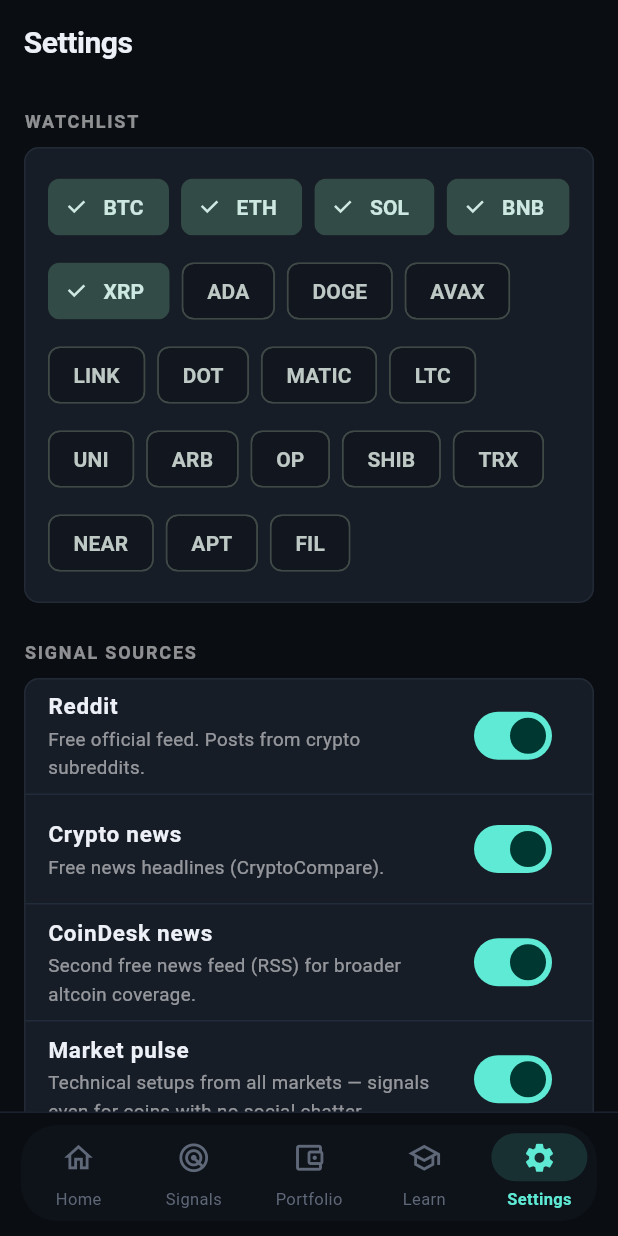
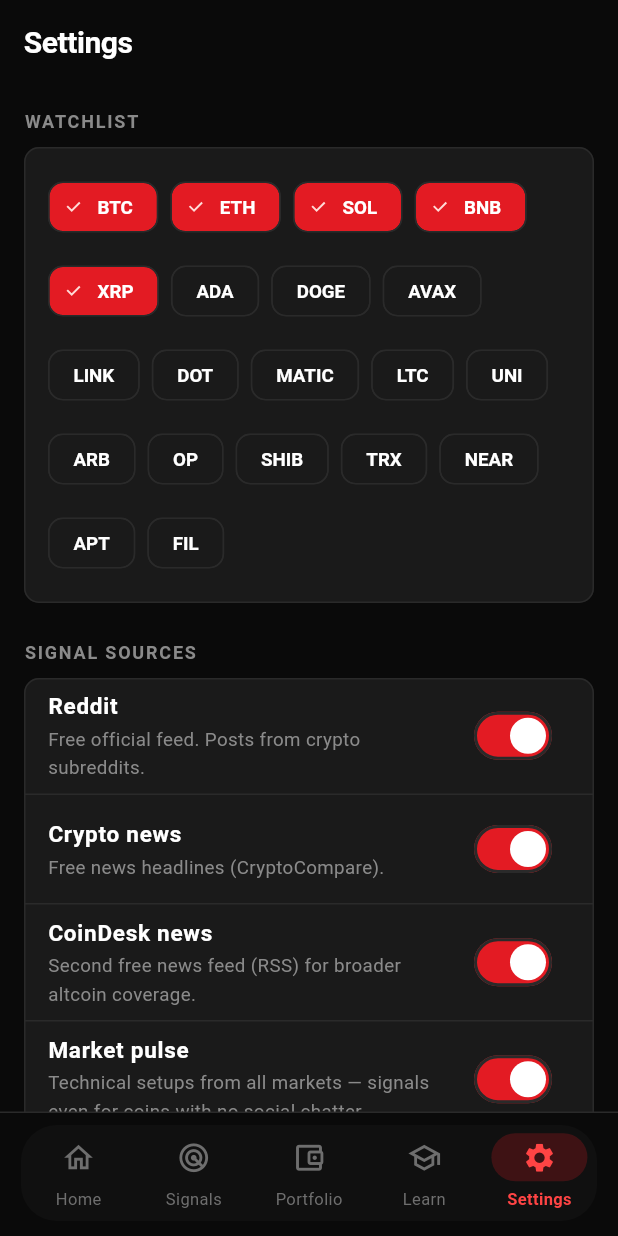
Before and after one commit to lumeierecollection-blip/tradeapp, a Flutter app: the screen it shows after launch, item 5 of the bottom bar chosen, on a phone screen of 412 x 824 dp. Run offline on Flutter 3.47's test engine with Material 3 defaults, Android fonts, the phone set to English and light mode, and no system bars; our stand-ins replace firebase_core, firebase_messaging, flutter_local_notifications, shared_preferences, timezone; missing offline and left inert: workmanager; accounts and stored records are empty; network calls fail; statements that could not run were skipped.

Commit message:
Apply red and black theme across the app
Replaces the teal-on-navy palette with a red/black scheme driven entirely
from AppTheme, so screens stop carrying their own colour literals.

Palette:
- Surfaces run #0A0A0A (scaffold) through #1A1A1A (cards) with #2A2A2A rules.
- brandRed #E31B23 is the fill for buttons, chips and the nav indicator,
  always with white on top. It is too dark to read as type on black
  (4.19:1), so accent #FF4444 (5.8:1 on the scaffold) carries all red text,
  icons and active states instead.
- SELL and losses take the theme red; BUY and profit keep green. Separating
  the two by red-on-red alone is unreadable, and colour-blind users lose the
  distinction entirely.

Also themes the controls that previously fell back to Material defaults
(switches, checkboxes, radios, sliders, chips, dialogs, sheets, list tiles,
text buttons) and the platform chrome, so the Android splash and the web
shell open on #0A0A0A instead of flashing white.

Every remaining hardcoded colour in lib/ui is now a named AppTheme constant;
the only literal left is a black drop shadow. Verified with flutter analyze
(clean) and flutter test (11 passing).

Co-Authored-By: Claude Opus 5 <noreply@anthropic.com>
Claude-Session: https://claude.ai/code/session_01RXGDnvSWW9rthgJLzKUcGa

```diff
--- a/signal_aggregator/lib/ui/app_shell.dart
+++ b/signal_aggregator/lib/ui/app_shell.dart
@@ -5,6 +5,7 @@ import 'screens/learn_screen.dart';
 import 'screens/portfolio_screen.dart';
 import 'screens/settings_screen.dart';
 import 'screens/signals_screen.dart';
+import 'theme.dart';
 
 class AppShell extends StatefulWidget {
   const AppShell({super.key});
@@ -32,7 +33,7 @@ class _AppShellState extends State<AppShell> {
       body: IndexedStack(index: _index, children: pages),
       bottomNavigationBar: Container(
         decoration: const BoxDecoration(
-          border: Border(top: BorderSide(color: Color(0xFF1B2330))),
+          border: Border(top: BorderSide(color: AppTheme.line)),
         ),
         child: Padding(
           padding: const EdgeInsets.fromLTRB(14, 8, 14, 10),
@@ -41,7 +42,7 @@ class _AppShellState extends State<AppShell> {
             child: NavigationBar(
               selectedIndex: _index,
               onDestinationSelected: _changeTab,
-              backgroundColor: const Color(0xFF0E1219),
+              backgroundColor: AppTheme.surfaceDeep,
               destinations: const [
                 NavigationDestination(icon: Icon(Icons.home_outlined), selectedIcon: Icon(Icons.home), label: 'Home'),
                 NavigationDestination(icon: Icon(Icons.radar_outlined), selectedIcon: Icon(Icons.radar), label: 'Signals'),
--- a/signal_aggregator/lib/ui/screens/learn_screen.dart
+++ b/signal_aggregator/lib/ui/screens/learn_screen.dart
@@ -1,4 +1,6 @@
 import 'package:flutter/material.dart';
+
+import '../theme.dart';
 
 class LearnScreen extends StatelessWidget {
   const LearnScreen({super.key});
@@ -107,7 +109,7 @@ class LearnScreen extends StatelessWidget {
             padding: EdgeInsets.only(bottom: 16),
             child: Text(
               'Everything in simple language. Read a few before your first trade.',
-              style: TextStyle(fontSize: 14, color: Colors.white54),
+              style: TextStyle(fontSize: 14, color: AppTheme.textDim),
             ),
           ),
           for (final lesson in _lessons)
@@ -126,7 +128,7 @@ class LearnScreen extends StatelessWidget {
                   children: [
                     Text(
                       lesson.body,
-                      style: const TextStyle(fontSize: 14, color: Color(0xFFC3CAD6), height: 1.55),
+                      style: const TextStyle(fontSize: 14, color: AppTheme.textBody, height: 1.55),
                     ),
                   ],
                 ),
--- a/signal_aggregator/lib/ui/screens/settings_screen.dart
+++ b/signal_aggregator/lib/ui/screens/settings_screen.dart
@@ -83,28 +83,28 @@ class _SettingsScreenState extends State<SettingsScreen> {
                   value: appState.sourcesEnabled['reddit'] ?? true,
                   onChanged: (v) => appState.setSourceEnabled('reddit', v),
                 ),
-                const Divider(height: 1, color: Color(0xFF222B3A)),
+                const Divider(height: 1, color: AppTheme.line),
                 _SourceTile(
                   title: 'Crypto news',
                   subtitle: 'Free news headlines (CryptoCompare).',
                   value: appState.sourcesEnabled['news'] ?? true,
                   onChanged: (v) => appState.setSourceEnabled('news', v),
                 ),
-                const Divider(height: 1, color: Color(0xFF222B3A)),
+                const Divider(height: 1, color: AppTheme.line),
                 _SourceTile(
                   title: 'CoinDesk news',
                   subtitle: 'Second free news feed (RSS) for broader altcoin coverage.',
                   value: appState.sourcesEnabled['rss'] ?? true,
                   onChanged: (v) => appState.setSourceEnabled('rss', v),
                 ),
-                const Divider(height: 1, color: Color(0xFF222B3A)),
+                const Divider(height: 1, color: AppTheme.line),
                 _SourceTile(
                   title: 'Market pulse',
                   subtitle: 'Technical setups from all markets — signals even for coins with no social chatter.',
                   value: appState.sourcesEnabled['pulse'] ?? true,
                   onChanged: (v) => appState.setSourceEnabled('pulse', v),
                 ),
-                const Divider(height: 1, color: Color(0xFF222B3A)),
+                const Divider(height: 1, color: AppTheme.line),
                 _SourceTile(
                   title: 'Telegram channels',
                   subtitle: 'Public channels only. No private groups or encrypted chats.',
@@ -129,7 +129,7 @@ class _SettingsScreenState extends State<SettingsScreen> {
                   value: appState.cloudEnabled,
                   onChanged: appState.setCloudEnabled,
                 ),
-                const Divider(height: 1, color: Color(0xFF222B3A)),
+                const Divider(height: 1, color: AppTheme.line),
                 Padding(
                   padding: const EdgeInsets.all(16),
                   child: Column(
@@ -137,7 +137,7 @@ class _SettingsScreenState extends State<SettingsScreen> {
                     children: [
                       const Text(
                         'Backend URL (from your deployed cloud backend):',
-                        style: TextStyle(fontSize: 13, color: Colors.white54),
+                        style: TextStyle(fontSize: 13, color: AppTheme.textDim),
                       ),
                       const SizedBox(height: 12),
                       TextField(
@@ -178,7 +178,7 @@ class _SettingsScreenState extends State<SettingsScreen> {
                 children: [
                   const Text(
                     'Public channel usernames, comma separated. Only channels that show a public preview at t.me/NAME work.',
-                    style: TextStyle(fontSize: 13, color: Colors.white54, height: 1.4),
+                    style: TextStyle(fontSize: 13, color: AppTheme.textDim, height: 1.4),
                   ),
                   const SizedBox(height: 12),
                   TextField(
@@ -230,7 +230,7 @@ class _SettingsScreenState extends State<SettingsScreen> {
                 children: [
                   Row(
                     children: [
-                      const Icon(Icons.notifications_active, size: 18, color: Colors.white70),
+                      const Icon(Icons.notifications_active, size: 18, color: AppTheme.textBody),
                       const SizedBox(width: 8),
                       Text(
                         'Cloud push alerts',
@@ -241,7 +241,7 @@ class _SettingsScreenState extends State<SettingsScreen> {
                   const SizedBox(height: 8),
                   Text(
                     _pushStatusText(appState),
-                    style: const TextStyle(fontSize: 12.5, color: Colors.white54, height: 1.4),
+                    style: const TextStyle(fontSize: 12.5, color: AppTheme.textDim, height: 1.4),
                   ),
                 ],
               ),
@@ -263,7 +263,7 @@ class _SettingsScreenState extends State<SettingsScreen> {
                   const SizedBox(height: 4),
                   const Text(
                     'Reset paper balance to start over. This does not touch your real money.',
-                    style: TextStyle(fontSize: 13, color: Colors.white54),
+                    style: TextStyle(fontSize: 13, color: AppTheme.textDim),
                   ),
                   const SizedBox(height: 12),
                   Row(
@@ -335,7 +335,7 @@ class _SettingsScreenState extends State<SettingsScreen> {
                   const SizedBox(height: 10),
                   const Text(
                     'Warning: at \$5 size, a single trade fee (~0.1%) is small, but losses are real. Never trade money you cannot afford to lose.',
-                    style: TextStyle(fontSize: 13, color: Color(0xFFF0C9C9), height: 1.4),
+                    style: TextStyle(fontSize: 13, color: AppTheme.accent2, height: 1.4),
                   ),
                 ],
               ),
@@ -357,7 +357,7 @@ class _SettingsScreenState extends State<SettingsScreen> {
                   const SizedBox(height: 8),
                   const Text(
                     'This app aggregates public posts and news, then checks them against live market data. It is an educational tool, not financial advice. No prediction is guaranteed.',
-                    style: TextStyle(fontSize: 13, color: Colors.white54, height: 1.5),
+                    style: TextStyle(fontSize: 13, color: AppTheme.textDim, height: 1.5),
                   ),
                   const SizedBox(height: 12),
                   TextButton.icon(
@@ -405,7 +405,7 @@ class _SettingsScreenState extends State<SettingsScreen> {
             ),
             const SizedBox(width: 10),
             Expanded(
-              child: Text(text, style: const TextStyle(fontSize: 13.5, color: Color(0xFFC3CAD6), height: 1.5)),
+              child: Text(text, style: const TextStyle(fontSize: 13.5, color: AppTheme.textBody, height: 1.5)),
             ),
           ],
         ),
@@ -420,7 +420,7 @@ class _SectionLabel extends StatelessWidget {
   Widget build(BuildContext context) {
     return Text(
       text.toUpperCase(),
-      style: const TextStyle(fontSize: 12, letterSpacing: 1.2, fontWeight: FontWeight.w700, color: Colors.white54),
+      style: const TextStyle(fontSize: 12, letterSpacing: 1.2, fontWeight: FontWeight.w700, color: AppTheme.textDim),
     );
   }
 }
@@ -442,7 +442,7 @@ class _SourceTile extends StatelessWidget {
   Widget build(BuildContext context) {
     return SwitchListTile(
       title: Text(title, style: const TextStyle(fontSize: 15, fontWeight: FontWeight.w700)),
-      subtitle: Text(subtitle, style: const TextStyle(fontSize: 12.5, color: Colors.white54)),
+      subtitle: Text(subtitle, style: const TextStyle(fontSize: 12.5, color: AppTheme.textDim)),
       value: value,
       onChanged: onChanged,
     );
--- a/signal_aggregator/lib/ui/screens/signal_detail_screen.dart
+++ b/signal_aggregator/lib/ui/screens/signal_detail_screen.dart
@@ -178,7 +178,7 @@ class _SignalDetailScreenState extends State<SignalDetailScreen> {
               onPressed: () => _openPaperTrade(context, vs),
               style: FilledButton.styleFrom(
                 backgroundColor: AppTheme.buy,
-                foregroundColor: const Color(0xFF06210F),
+                foregroundColor: AppTheme.bg,
               ),
               icon: const Icon(Icons.play_arrow),
               label: const Text('Paper trade this signal'),
--- a/signal_aggregator/lib/ui/screens/signals_screen.dart
+++ b/signal_aggregator/lib/ui/screens/signals_screen.dart
@@ -76,9 +76,9 @@ class _SignalsScreenState extends State<SignalsScreen> {
                     labelStyle: TextStyle(
                       fontSize: 12.5,
                       fontWeight: FontWeight.w600,
-                      color: selected ? AppTheme.bg : AppTheme.textSecondary,
+                      color: selected ? AppTheme.onAccent : AppTheme.textSecondary,
                     ),
-                    selectedColor: AppTheme.accent,
+                    selectedColor: AppTheme.brandRed,
                     backgroundColor: AppTheme.surfaceAlt,
                     side: const BorderSide(color: AppTheme.line),
                   );
--- a/signal_aggregator/lib/ui/theme.dart
+++ b/signal_aggregator/lib/ui/theme.dart
@@ -3,38 +3,78 @@ import 'package:flutter/material.dart';
 import '../models/validated_signal.dart';
 
 class AppTheme {
-  // Palette — warm dark, low noise.
-  static const Color bg = Color(0xFF0A0D12);
-  static const Color surface = Color(0xFF12161E);
-  static const Color surfaceAlt = Color(0xFF171D27);
-  static const Color line = Color(0xFF222A36);
+  // ---------------------------------------------------------------------
+  // Palette — red & black. Every colour used by the UI lives here; widgets
+  // should reference these constants (or Theme.of(context)) rather than
+  // hard-coding literals.
+  // ---------------------------------------------------------------------
 
-  static const Color textPrimary = Color(0xFFEDF1F7);
-  static const Color textSecondary = Color(0xFF97A1B3);
-  static const Color textMuted = Color(0xFF5F6878);
+  // Surfaces, darkest to lightest.
+  static const Color bg = Color(0xFF0A0A0A);
+  static const Color surfaceDeep = Color(0xFF101010);
+  static const Color surface = Color(0xFF141414);
+  static const Color surfaceAlt = Color(0xFF1A1A1A);
+  static const Color surfaceRaised = Color(0xFF202020);
+  static const Color line = Color(0xFF2A2A2A);
 
-  static const Color accent = Color(0xFF5EEAD4);
-  static const Color accentSoft = Color(0xFF2DD4BF);
-  static const Color accent2 = Color(0xFF38BDF8);
-  static const Color buy = Color(0xFF34D399);
-  static const Color sell = Color(0xFFFB7185);
-  static const Color warn = Color(0xFFFBBF24);
+  /// Neutral fill behind progress bars and gauges.
+  static const Color track = Color(0xFF262626);
+
+  // Text, brightest to dimmest.
+  static const Color textPrimary = Color(0xFFFFFFFF);
+  static const Color textBody = Color(0xFFD5D5D5);
+  static const Color textSecondary = Color(0xFFB0B0B0);
+  static const Color textDim = Color(0xFF8A8A8A);
+  static const Color textMuted = Color(0xFF6E6E6E);
+
+  /// Brand red. Used as a *fill* (buttons, badges) with [onAccent] on top.
+  /// Too dark to read as text on black, so never use it for type or icons.
+  static const Color brandRed = Color(0xFFE31B23);
+
+  /// Bright red. The interactive accent for text, icons and active states —
+  /// contrast 5.8:1 on [bg], so it passes WCAG AA at body sizes.
+  static const Color accent = Color(0xFFFF4444);
+
+  /// Deep red for pressed/hover states and subtle washes.
+  static const Color accentSoft = Color(0xFFC41017);
+
+  /// Light red, the far end of [accentGradient].
+  static const Color accent2 = Color(0xFFFF7A6B);
+
+  /// Foreground for anything sitting on [brandRed] or [accentSoft].
+  static const Color onAccent = Color(0xFFFFFFFF);
+
+  // Direction / P&L semantics. Loss and SELL take the theme red; profit and
+  // BUY keep green, because separating them by red-on-red alone is not
+  // readable — and colour-blind users lose the distinction entirely.
+  static const Color buy = Color(0xFF00C853);
+  static const Color sell = Color(0xFFFF4444);
+  static const Color warn = Color(0xFFFFB020);
 
   static const LinearGradient accentGradient = LinearGradient(
     begin: Alignment.topLeft,
     end: Alignment.bottomRight,
-    colors: [accent, accent2],
+    colors: [brandRed, accent2],
+  );
+
+  /// Backing for the headline balance panel — black with a red ember.
+  static const LinearGradient balanceGradient = LinearGradient(
+    begin: Alignment.topLeft,
+    end: Alignment.bottomRight,
+    colors: [Color(0xFF23090B), Color(0xFF120C0D)],
   );
 
   static ThemeData dark() {
     final scheme = ColorScheme.fromSeed(
-      seedColor: accent,
+      seedColor: brandRed,
       brightness: Brightness.dark,
     ).copyWith(
       surface: surface,
       onSurface: textPrimary,
       primary: accent,
-      secondary: accent,
+      onPrimary: onAccent,
+      secondary: accent2,
+      error: sell,
       outline: line,
       surfaceContainerHighest: surfaceAlt,
     );
@@ -88,14 +128,15 @@ class AppTheme {
       ),
       snackBarTheme: SnackBarThemeData(
         behavior: SnackBarBehavior.floating,
-        backgroundColor: surfaceAlt,
+        backgroundColor: surfaceRaised,
         contentTextStyle: const TextStyle(color: textPrimary),
+        actionTextColor: accent,
         shape: RoundedRectangleBorder(borderRadius: BorderRadius.circular(12)),
       ),
       navigationBarTheme: NavigationBarThemeData(
-        backgroundColor: const Color(0xFF0E1219),
+        backgroundColor: surfaceDeep,
         surfaceTintColor: Colors.transparent,
-        indicatorColor: accent.withValues(alpha: 0.14),
+        indicatorColor: brandRed.withValues(alpha: 0.22),
         height: 64,
         labelBehavior: NavigationDestinationLabelBehavior.alwaysShow,
         labelTextStyle: WidgetStateProperty.resolveWith(
@@ -115,10 +156,10 @@ class AppTheme {
       segmentedButtonTheme: SegmentedButtonThemeData(
         style: ButtonStyle(
           foregroundColor: WidgetStateProperty.resolveWith(
-            (states) => states.contains(WidgetState.selected) ? bg : textSecondary,
+            (states) => states.contains(WidgetState.selected) ? onAccent : textSecondary,
           ),
           backgroundColor: WidgetStateProperty.resolveWith(
-            (states) => states.contains(WidgetState.selected) ? accentSoft : null,
+            (states) => states.contains(WidgetState.selected) ? brandRed : null,
           ),
           textStyle: WidgetStateProperty.all(
             const TextStyle(fontSize: 12.5, fontWeight: FontWeight.w700),
@@ -131,12 +172,12 @@ class AppTheme {
       ),
       progressIndicatorTheme: const ProgressIndicatorThemeData(
         color: accent,
-        linearTrackColor: line,
-        circularTrackColor: line,
+        linearTrackColor: track,
+        circularTrackColor: track,
       ),
       elevatedButtonTheme: ElevatedButtonThemeData(
         style: ElevatedButton.styleFrom(
-          backgroundColor: accentSoft.withValues(alpha: 0.16),
+          backgroundColor: brandRed.withValues(alpha: 0.18),
           foregroundColor: accent,
           shape: RoundedRectangleBorder(borderRadius: BorderRadius.circular(14)),
           textStyle: const TextStyle(fontSize: 15, fontWeight: FontWeight.w700),
@@ -150,14 +191,70 @@ class AppTheme {
           textStyle: const TextStyle(fontSize: 14, fontWeight: FontWeight.w600),
         ),
       ),
+      textButtonTheme: TextButtonThemeData(
+        style: TextButton.styleFrom(foregroundColor: accent),
+      ),
       dividerTheme: const DividerThemeData(color: line, thickness: 1, space: 1),
       filledButtonTheme: FilledButtonThemeData(
         style: FilledButton.styleFrom(
           shape: RoundedRectangleBorder(borderRadius: BorderRadius.circular(14)),
           textStyle: const TextStyle(fontSize: 15, fontWeight: FontWeight.w700),
           padding: const EdgeInsets.symmetric(vertical: 15),
-          backgroundColor: accent,
+          backgroundColor: brandRed,
+          foregroundColor: onAccent,
         ),
+      ),
+      switchTheme: SwitchThemeData(
+        thumbColor: WidgetStateProperty.resolveWith(
+          (states) => states.contains(WidgetState.selected) ? onAccent : textMuted,
+        ),
+        trackColor: WidgetStateProperty.resolveWith(
+          (states) => states.contains(WidgetState.selected) ? brandRed : track,
+        ),
+        trackOutlineColor: WidgetStateProperty.all(line),
+      ),
+      checkboxTheme: CheckboxThemeData(
+        fillColor: WidgetStateProperty.resolveWith(
+          (states) => states.contains(WidgetState.selected) ? brandRed : Colors.transparent,
+        ),
+        checkColor: WidgetStateProperty.all(onAccent),
+        side: const BorderSide(color: line, width: 1.5),
+      ),
+      radioTheme: RadioThemeData(
+        fillColor: WidgetStateProperty.resolveWith(
+          (states) => states.contains(WidgetState.selected) ? accent : textMuted,
+        ),
+      ),
+      sliderTheme: const SliderThemeData(
+        activeTrackColor: accent,
+        inactiveTrackColor: track,
+        thumbColor: accent,
+      ),
+      chipTheme: ChipThemeData(
+        backgroundColor: surfaceAlt,
+        selectedColor: brandRed,
+        side: const BorderSide(color: line),
+        labelStyle: const TextStyle(fontSize: 12.5, fontWeight: FontWeight.w600),
+        shape: RoundedRectangleBorder(borderRadius: BorderRadius.circular(10)),
+      ),
+      dialogTheme: DialogThemeData(
+        backgroundColor: surfaceAlt,
+        surfaceTintColor: Colors.transparent,
+        titleTextStyle: const TextStyle(
+          fontSize: 18,
+          fontWeight: FontWeight.w700,
+          color: textPrimary,
+        ),
+        contentTextStyle: const TextStyle(fontSize: 14, color: textSecondary, height: 1.5),
+        shape: RoundedRectangleBorder(borderRadius: BorderRadius.circular(16)),
+      ),
+      bottomSheetTheme: const BottomSheetThemeData(
+        backgroundColor: surface,
+        surfaceTintColor: Colors.transparent,
+      ),
+      listTileTheme: const ListTileThemeData(
+        iconColor: accent,
+        textColor: textPrimary,
       ),
       inputDecorationTheme: InputDecorationTheme(
         filled: true,
--- a/signal_aggregator/lib/ui/widgets/probability_gauge.dart
+++ b/signal_aggregator/lib/ui/widgets/probability_gauge.dart
@@ -26,7 +26,7 @@ class ProbabilityGauge extends StatelessWidget {
             strokeWidth: 7,
             strokeCap: StrokeCap.round,
             color: color,
-            backgroundColor: const Color(0xFF232C3A),
+            backgroundColor: AppTheme.track,
           ),
           Center(
             child: Column(
@@ -46,7 +46,7 @@ class ProbabilityGauge extends StatelessWidget {
                   style: TextStyle(
                     fontSize: size * 0.16,
                     fontWeight: FontWeight.w600,
-                    color: Colors.white54,
+                    color: AppTheme.textDim,
                     height: 1.1,
                   ),
                 ),
```
Also changed, not shown: signal_aggregator/lib/ui/screens/goals_screen.dart (+7 -7 lines), signal_aggregator/lib/ui/screens/portfolio_screen.dart (+13 -17 lines), 7 other files.
